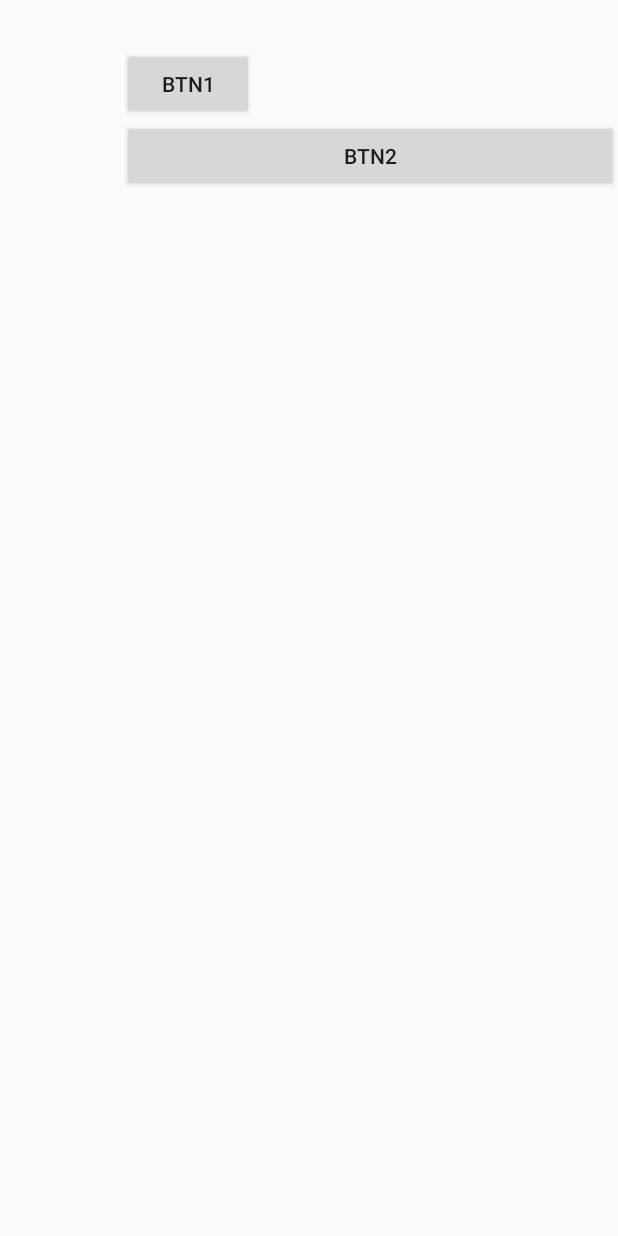
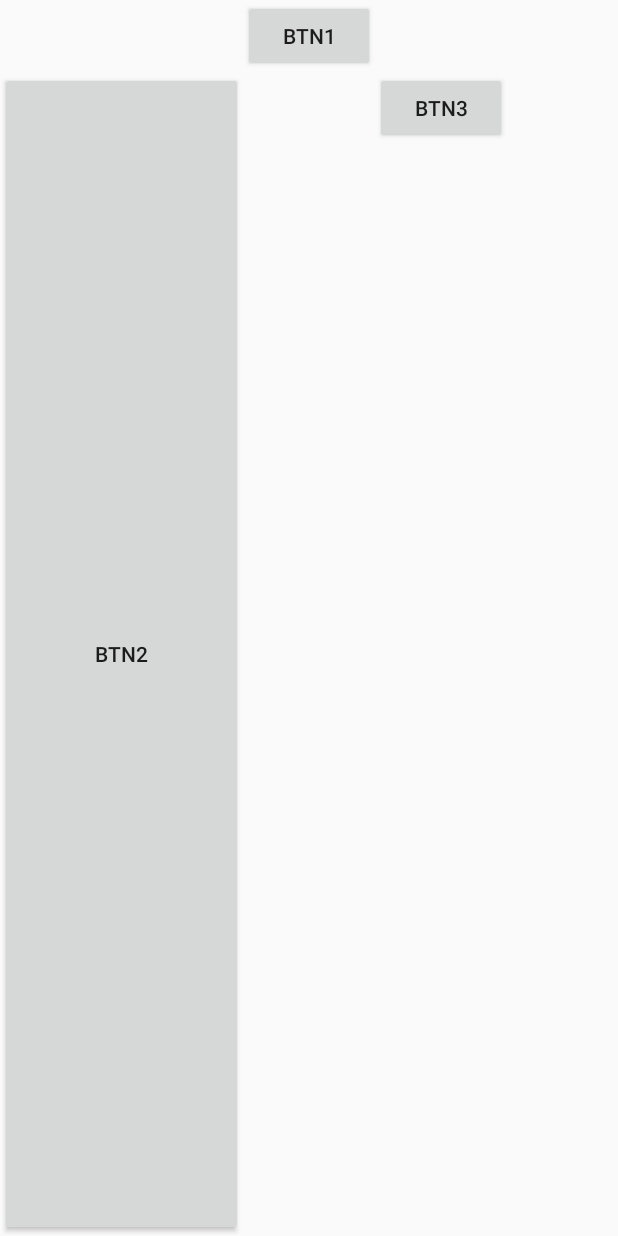
Before and after one commit to AlexPiretIng/TdAndroid_Vincent_Piret, an Android app: the layout constraint.xml on its own in the app's theme, with its tools: preview values and no code run, on a phone screen of 412 x 824 dp. Run offline under Robolectric (Android 15) with nearby library versions, the phone set to English and light mode, and no system bars.

Commit message:
Edit constraint.xml

```diff
--- a/TD2/app/src/main/res/layout/constraint.xml
+++ b/TD2/app/src/main/res/layout/constraint.xml
@@ -1,4 +1,3 @@
-
 <?xml version="1.0" encoding="utf-8"?>
 <androidx.constraintlayout.widget.ConstraintLayout
     xmlns:android="http://schemas.android.com/apk/res/android"
@@ -10,17 +9,23 @@
         android:text="BTN1"
         android:layout_height="wrap_content"
         app:layout_constraintTop_toTopOf="parent"
-        android:layout_marginTop="32dp"
         android:layout_width="wrap_content"
         app:layout_constraintLeft_toLeftOf="parent"
-        app:layout_constraintRight_toRightOf="parent"
-        app:layout_constraintHorizontal_bias="0.25"/>
+        app:layout_constraintRight_toRightOf="parent"/>
     <Button
         android:id="@+id/button2"
         android:text="BTN2"
+        android:layout_height="0dp"
+        android:layout_width="0dp"
+        app:layout_constraintTop_toBottomOf="@id/button1"
+        app:layout_constraintBottom_toBottomOf="parent"
+        app:layout_constraintLeft_toLeftOf="parent"
+        app:layout_constraintRight_toLeftOf="@id/button1"/>
+    <Button
+        android:id="@+id/button3"
+        android:text="BTN3"
         android:layout_height="wrap_content"
         app:layout_constraintTop_toBottomOf="@id/button1"
-        android:layout_width="0dp"
-        app:layout_constraintLeft_toLeftOf="@id/button1"
-        app:layout_constraintRight_toRightOf="parent"/>
+        app:layout_constraintLeft_toRightOf="@id/button1"
+        android:layout_width="wrap_content"/>
 </androidx.constraintlayout.widget.ConstraintLayout>
```
